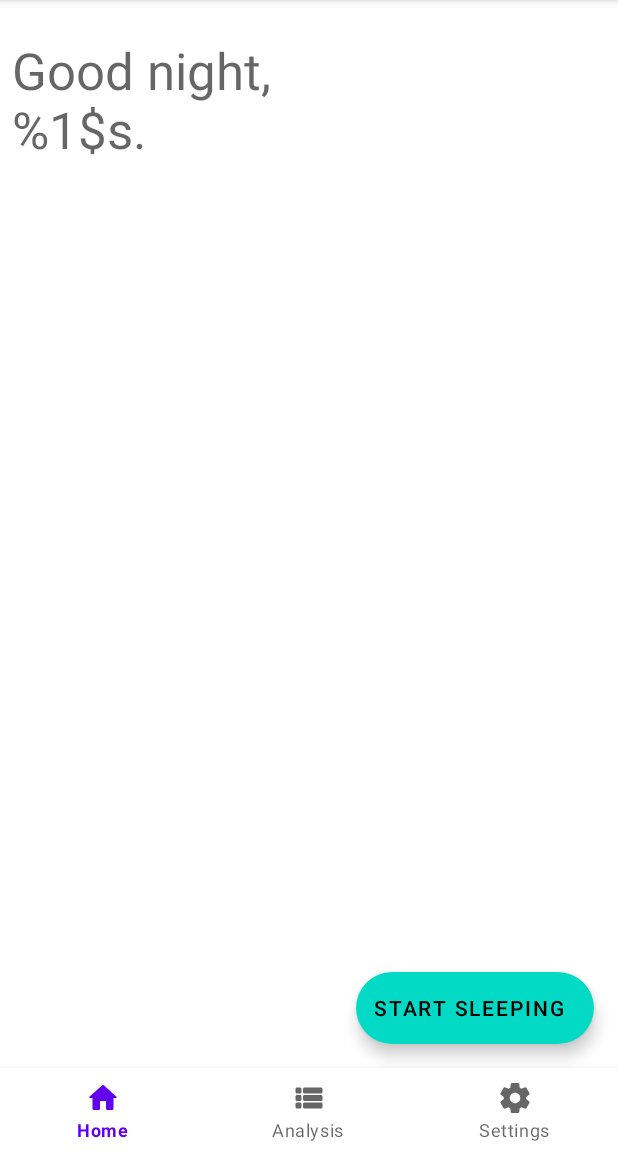
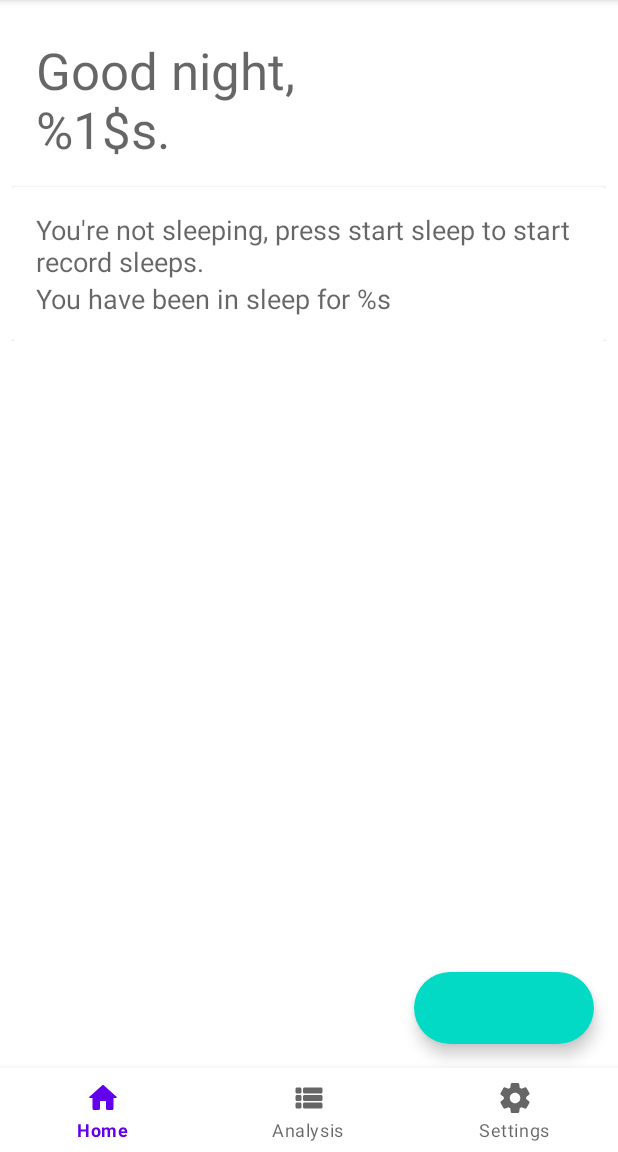
Before and after one commit to JasonHK-HKCC/SEHH3165-Group-Project, an Android app: the screen it shows after launch (MainActivity), on a phone screen of 412 x 824 dp, the part 84-1236 px from its top. Run offline under Robolectric (Android 15) with nearby library versions, the light colour scheme and no system bars; our stand-ins replace Room's generated code, RxJava, navigation-ui; libraries missing offline, so code that uses them is left out: lombok.val; 8 statements that could not run were skipped.

Commit message:
Added sleep info

```diff
--- a/app/src/main/res/layout/fragment_home.xml
+++ b/app/src/main/res/layout/fragment_home.xml
@@ -22,9 +22,37 @@
                 android:layout_width="wrap_content"
                 android:layout_height="wrap_content"
                 android:layout_marginTop="16dp"
+                android:layout_marginStart="16dp"
                 android:textAppearance="@style/TextAppearance.AppCompat.Display1"
                 android:text="@string/welcome_night"
                 tools:text="@string/welcome_night" />
+
+            <androidx.cardview.widget.CardView
+                android:layout_width="match_parent"
+                android:layout_height="wrap_content"
+                android:layout_marginTop="16dp">
+
+                <LinearLayout
+                    android:layout_width="match_parent"
+                    android:layout_height="wrap_content"
+                    android:padding="16dp"
+                    android:orientation="vertical">
+
+                    <TextView
+                        android:layout_width="wrap_content"
+                        android:layout_height="wrap_content"
+                        android:text="You're not sleeping, press start sleep to start record sleeps."
+                        android:textAppearance="@style/TextAppearance.AppCompat.Medium" />
+
+                    <TextView
+                        android:layout_width="wrap_content"
+                        android:layout_height="wrap_content"
+                        android:text="You have been in sleep for %s"
+                        android:textAppearance="@style/TextAppearance.AppCompat.Medium" />
+
+                </LinearLayout>
+
+            </androidx.cardview.widget.CardView>
 
         </LinearLayout>
     </ScrollView>
@@ -35,7 +63,7 @@
         android:layout_height="wrap_content"
         android:layout_margin="16dp"
         android:layout_gravity="end|bottom"
-        android:text="@string/sleeping_start"
-        tools:text="@string/sleeping_start" />
+        tools:text="@string/sleeping_start"
+        tools:icon="@drawable/ic_play" />
 
 </androidx.coordinatorlayout.widget.CoordinatorLayout>
```
